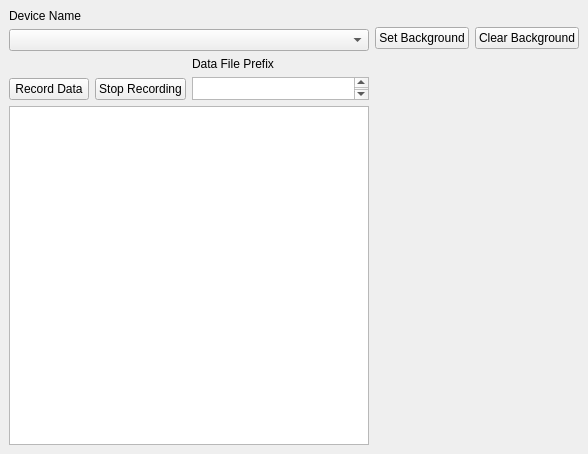
ABI-EIT/EIT_Data_Acquisition, file layout/layout.ui: the form before one commit.
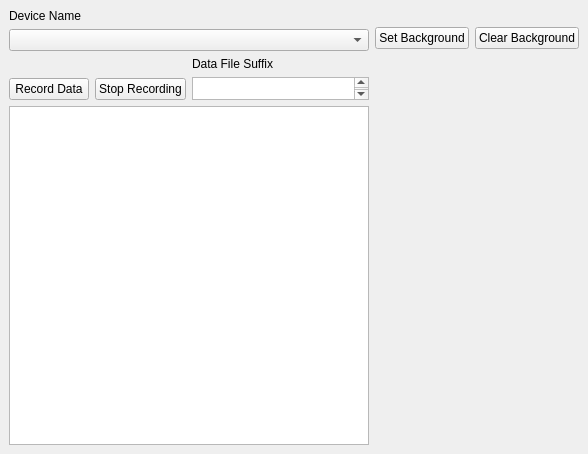
The form after the commit.

Commit message: enabled recording  with record data button

The edit to the form file:
```diff
--- a/layout/layout.ui
+++ b/layout/layout.ui
@@ -160,7 +160,7 @@
           <item>
            <widget class="QLabel" name="label">
             <property name="text">
-             <string>Data File Prefix</string>
+             <string>Data File Suffix</string>
             </property>
            </widget>
           </item>
```
Left out of the diff: 2 changed lines with no effect on the pictures. The commit also changes 2 other files.
